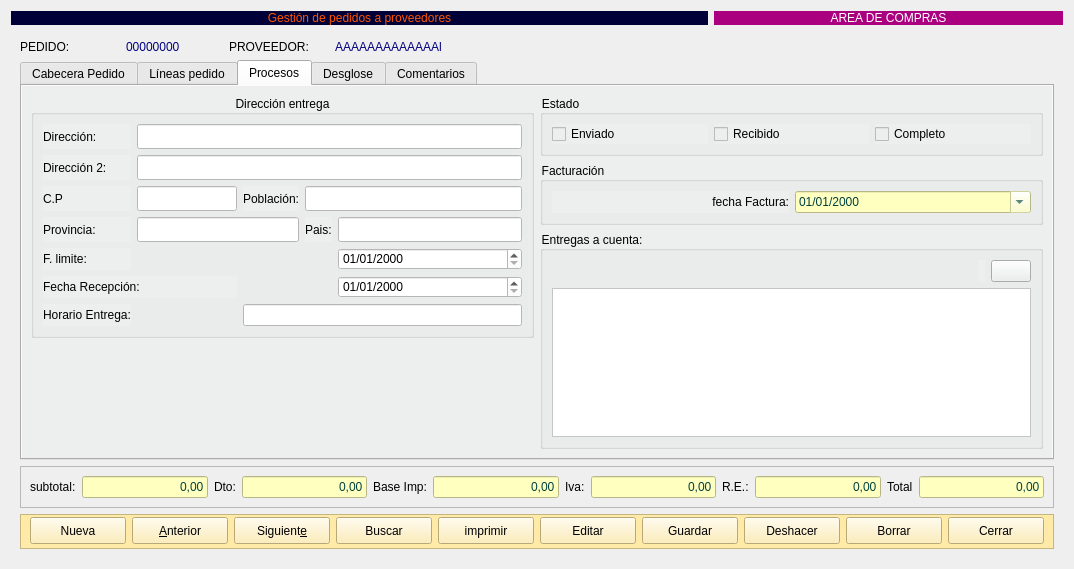
Before: the Qt Designer form Zona_Compras/frmpedidosproveedor.ui in arcnexus/RedFoX, drawn with Qt 5.
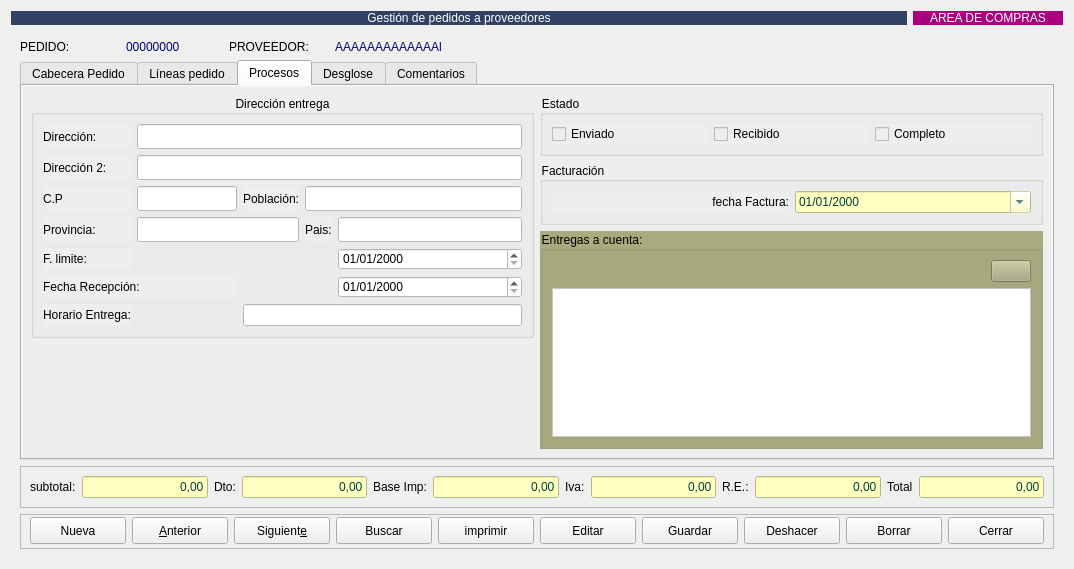
After: the same form once the commit is applied. The open tabs and pages were chosen to show the change. Icons and pictures are not drawn.

What changed in the file:
```diff
--- a/Zona_Compras/frmpedidosproveedor.ui
+++ b/Zona_Compras/frmpedidosproveedor.ui
@@ -936,6 +936,9 @@
            </item>
            <item row="2" column="1" rowspan="3">
             <widget class="QGroupBox" name="groupBox_3">
+             <property name="styleSheet">
+              <string notr="true">background-color: rgb(170, 170, 127);</string>
+             </property>
              <property name="title">
               <string>Entregas a cuenta:</string>
              </property>
@@ -2169,9 +2172,6 @@
            <height>35</height>
           </size>
          </property>
-         <property name="styleSheet">
-          <string notr="true">background-color: rgb(255, 235, 167);</string>
-         </property>
          <property name="frameShape">
           <enum>QFrame::StyledPanel</enum>
          </property>
@@ -2569,10 +2569,10 @@
    </item>
    <item row="0" column="2">
     <widget class="QLabel" name="label_22">
-     <property name="minimumSize">
+     <property name="maximumSize">
       <size>
-       <width>250</width>
-       <height>0</height>
+       <width>150</width>
+       <height>16777215</height>
       </size>
      </property>
      <property name="styleSheet">
@@ -2590,9 +2590,10 @@
    <item row="0" column="0" colspan="2">
     <widget class="QLabel" name="label_36">
      <property name="styleSheet">
-      <string notr="true">color: rgb(255, 85, 0);
-font: 75 16pt &quot;Nimbus Sans L&quot;;
-background-color: rgb(0, 0, 57);</string>
+      <string notr="true">color: rgb(255, 255, 255);
+font: 75 14pt &quot;Nimbus Sans L&quot;;
+background-color: #304163;
+</string>
      </property>
      <property name="text">
       <string>Gestión de pedidos a proveedores</string>
```
Left out of the diff: 2 changed lines with no effect on the pictures.
